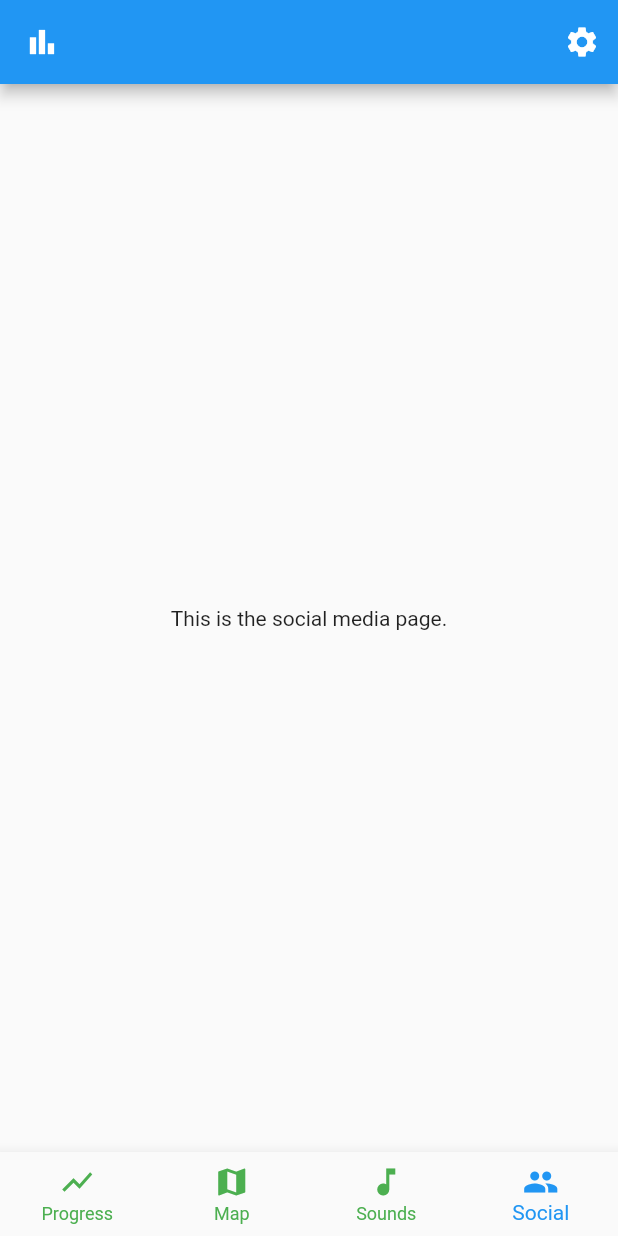
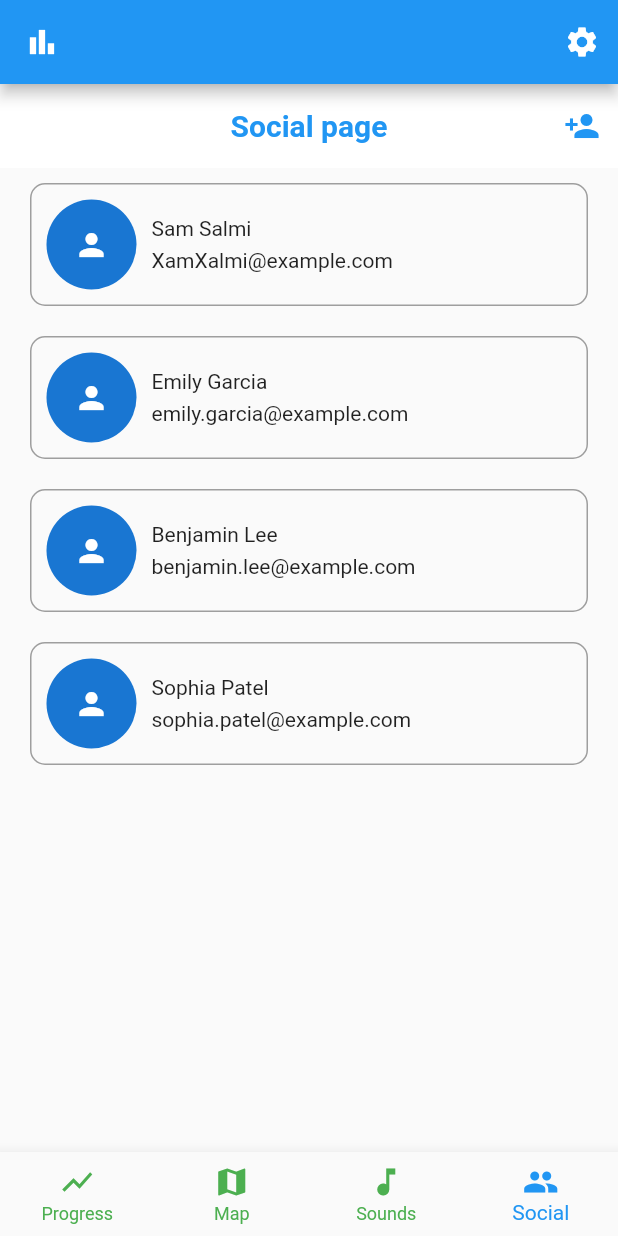
Before and after one commit to CodeCatCreations/Urban-Escape, a Flutter app: the screen it shows after launch, item 4 of the bottom bar chosen, on a phone screen of 412 x 824 dp. Run offline on Flutter 3.47's test engine with Material 2 defaults, Android fonts, the phone set to English and light mode, and no system bars; our stand-ins replace google_maps_flutter, percent_indicator; missing offline and left inert: mysql1.

Commit message:
Social page, första utkastet

```diff
--- a/lib/app_pages/social_page.dart
+++ b/lib/app_pages/social_page.dart
@@ -1,14 +1,168 @@
 import 'package:flutter/material.dart';
 
-class SocialPage extends StatelessWidget {
+class SocialPage extends StatefulWidget {
   const SocialPage({Key? key}) : super(key: key);
 
   @override
+  _SocialPageState createState() => _SocialPageState();
+}
+
+class _SocialPageState extends State<SocialPage> {
+  final List<Person> _people = [
+    Person('Sam Salmi', 'XamXalmi@example.com'),
+    Person('Emily Garcia', 'emily.garcia@example.com'),
+    Person('Benjamin Lee', 'benjamin.lee@example.com'),
+    Person('Sophia Patel', 'sophia.patel@example.com'),
+  ];
+
+  void _addPerson(String name, String email) {
+    setState(() {
+      _people.add(Person(name, email));
+    });
+    Navigator.of(context).pop();
+  }
+
+  void _showAddPersonDialog(BuildContext context) {
+    showDialog(
+      context: context,
+      builder: (BuildContext context) {
+        final nameController = TextEditingController();
+        final emailController = TextEditingController();
+
+        return AlertDialog(
+          title: const Text('Add a new person'),
+          content: Column(
+            mainAxisSize: MainAxisSize.min,
+            children: [
+              TextField(
+                controller: nameController,
+                decoration: const InputDecoration(
+                  labelText: 'Name',
+                  hintText: 'Enter the name',
+                ),
+              ),
+              TextField(
+                controller: emailController,
+                decoration: const InputDecoration(
+                  labelText: 'Email',
+                  hintText: 'Enter the email',
+                ),
+              ),
+              const SizedBox(height: 10.0),
+              ElevatedButton(
+                child: const Text('Add'),
+                onPressed: () {
+                  _addPerson(nameController.text, emailController.text);
+                },
+              ),
+            ],
+          ),
+        );
+      },
+    );
+  }
+
+  Widget _buildPersonBubble(BuildContext context, Person person) {
+    return Dismissible(
+      key: Key(person.name),
+      direction: DismissDirection.endToStart,
+      onDismissed: (direction) {
+        setState(() {
+          _people.remove(person);
+        });
+      },
+      background: Container(
+        color: Colors.red,
+        child: const Align(
+          alignment: Alignment.centerRight,
+          child: Padding(
+            padding: EdgeInsets.only(right: 16.0),
+            child: Icon(
+              Icons.delete,
+              color: Colors.white,
+            ),
+          ),
+        ),
+      ),
+      child: Container(
+        margin: const EdgeInsets.symmetric(horizontal: 20.0, vertical: 10.0),
+        padding: const EdgeInsets.all(10.0),
+        decoration: BoxDecoration(
+          border: Border.all(color: Colors.grey),
+          borderRadius: BorderRadius.circular(10.0),
+        ),
+        child: Row(
+          children: [
+            const CircleAvatar(
+              radius: 30.0,
+              child: Icon(Icons.person),
+            ),
+            const SizedBox(width: 10.0),
+            Expanded(
+              child: SingleChildScrollView(
+                scrollDirection: Axis.horizontal,
+                child: Column(
+                  crossAxisAlignment: CrossAxisAlignment.start,
+                  children: [
+                    Text(person.name),
+                    const SizedBox(height: 5.0),
+                    Text(person.email),
+                  ],
+                ),
+              ),
+            ),
+          ],
+        ),
+      ),
+    );
+  }
+
+
+  @override
   Widget build(BuildContext context) {
-    return const Scaffold(
-      body: Center(
-        child: Text("This is the social media page."),
+    return Scaffold(
+      appBar: AppBar(
+        title: const Text(
+          'Social page',
+          style: TextStyle(
+            color: Colors.blue,
+            fontWeight: FontWeight.bold,
+          ),
+        ),
+        backgroundColor: Colors.white,
+        elevation: 0,
+        centerTitle: true,
+        actions: [
+          IconButton(
+            icon: const Icon(Icons.person_add, color: Colors.blue),
+            onPressed: () {
+              _showAddPersonDialog(context);
+            },
+          ),
+        ],
+      ),
+      body: SingleChildScrollView(
+        child: Column(
+          children: [
+            ListView.builder(
+              shrinkWrap: true,
+              physics: const NeverScrollableScrollPhysics(),
+              itemCount: _people.length,
+              itemBuilder: (BuildContext context, int index) {
+                final person = _people[index];
+                return _buildPersonBubble(context, person);
+              },
+            ),
+          ],
+        ),
       ),
     );
   }
 }
+
+  class Person {
+  final String name;
+  final String email;
+
+  Person(this.name, this.email);
+}
```
Also changed, not shown: pubspec.lock.
